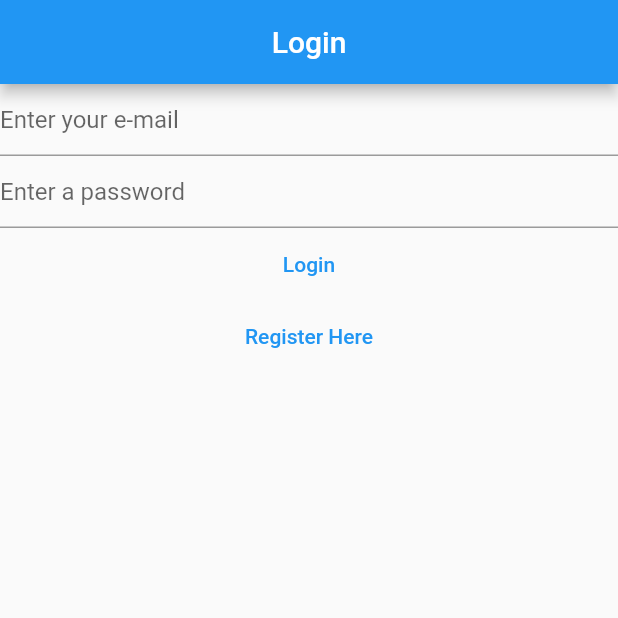
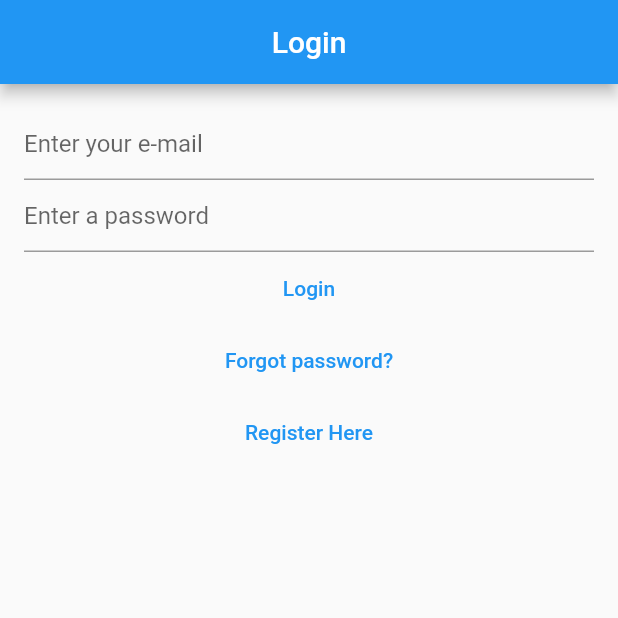
Before and after one commit to RiyadDz22/NotesApplication, a Flutter app: the screen it shows after launch, on a phone screen of 412 x 824 dp, the top half of it. Run offline on Flutter 3.47's test engine with Material 2 defaults, Android fonts, the phone set to English and light mode, and no system bars; our stand-ins replace bloc, cloud_firestore, equatable, firebase_auth, firebase_core, flutter_bloc and 2 more; missing offline and left inert: cloud_firestore_web, firebase_analytics_web, firebase_auth_web, firebase_core_web, share_plus_web; accounts and stored records are empty.

Commit message:
forgot password and some cleaning

```diff
--- a/lib/main.dart
+++ b/lib/main.dart
@@ -7,6 +7,7 @@ import 'package:notes/services/auth/bloc/auth_event.dart';
 import 'package:notes/services/auth/bloc/auth_state.dart';
 import 'package:notes/services/auth/firebase_auth_provider.dart';
 import 'package:notes/views/emailVerification.dart';
+import 'package:notes/views/forgot_password_view.dart';
 import 'package:notes/views/login_view.dart';
 import 'package:notes/views/notes/create_update_note_view.dart';
 import 'package:notes/views/notes/notes_view.dart';
@@ -55,6 +56,8 @@ class HomePage extends StatelessWidget {
         return const LoginView();
       } else if(state is AuthStateRegistering){
         return const RegisterView();
+      } else if(state is AuthStateForgotPassword){
+        return const ForgotPasswordView();
       } else {
         return const Scaffold(
           body: CircularProgressIndicator(),
--- a/lib/services/auth/auth_provider.dart
+++ b/lib/services/auth/auth_provider.dart
@@ -18,4 +18,6 @@ abstract class AuthProvider {
 
   Future<void> sendEmailVerification();
 
+  Future<void> passwordReset({required String toEmail});
+
 }
--- a/lib/services/auth/auth_service.dart
+++ b/lib/services/auth/auth_service.dart
@@ -32,4 +32,7 @@ class AuthService implements AuthProvider {
 
   @override
   Future<void> initialize() => provider.initialize();
+
+  @override
+  Future<void> passwordReset({required String toEmail}) => provider.passwordReset(toEmail: toEmail);
 }
--- a/lib/services/auth/bloc/auth_event.dart
+++ b/lib/services/auth/bloc/auth_event.dart
@@ -33,3 +33,8 @@ class AuthEventLogIn extends AuthEvent{
 class AuthEventLogOut extends AuthEvent {
   const AuthEventLogOut();
 }
+
+class AuthEventForgotPassword extends AuthEvent{
+  final String? email;
+  const AuthEventForgotPassword({this.email});
+}
--- a/lib/services/auth/bloc/auth_state.dart
+++ b/lib/services/auth/bloc/auth_state.dart
@@ -30,6 +30,17 @@ class AuthStateRegistering extends AuthState {
       : super(isLoading: isLoading);
 }
 
+class AuthStateForgotPassword extends AuthState {
+  final Exception? exception;
+  final bool hasSentEmail;
+
+  const AuthStateForgotPassword({
+    required this.exception,
+    required this.hasSentEmail,
+    required bool isLoading,
+  }) : super(isLoading: isLoading);
+}
+
 class AuthStateNeedsVerification extends AuthState {
   const AuthStateNeedsVerification({required bool isLoading})
       : super(isLoading: isLoading);
--- /dev/null
+++ b/lib/utilities/dialogs/password_reset_email.dart
@@ -0,0 +1,12 @@
+import 'package:flutter/material.dart';
+import 'package:notes/utilities/dialogs/generic_dialog.dart';
+
+Future<void> showPasswordResetDialog(BuildContext context) {
+  return showGenericDialog<void>(context: context,
+      title: 'Password Reset',
+      content: 'We have sent you now a password reset email',
+      optionsBuilder: () => {
+    'Ok': null
+      }
+  );
+}
--- a/lib/views/login_view.dart
+++ b/lib/views/login_view.dart
@@ -39,7 +39,7 @@ class _LoginViewState extends State<LoginView> {
           listener: (context, state) async {
             if (state is AuthStateLoggedOut) {
               if (state.exception is UserNotFoundAuthException) {
-                await showErrorDialog(context, 'user not found');
+                await showErrorDialog(context, "Cannot find a user with these information's");
               } else if (state.exception is WrongPasswordAuthException) {
                 await showErrorDialog(context, 'Wrong credentials');
               } else if (state.exception is GenericAuthException) {
@@ -52,7 +52,9 @@ class _LoginViewState extends State<LoginView> {
             title: const Text('Login'),
             centerTitle: true,
           ),
-          body: Column(
+          body: Padding(
+            padding: const EdgeInsets.all(16.0),
+            child: Column(
               children: [
                 TextField(
                   controller: _email,
@@ -82,11 +84,18 @@ class _LoginViewState extends State<LoginView> {
                 ),
                 TextButton(
                     onPressed: () {
+                      context.read<AuthBloc>().add(const AuthEventForgotPassword());
+                    },
+                    child: const Text('Forgot password?')),
+
+                TextButton(
+                    onPressed: () {
                       context.read<AuthBloc>().add(const AuthShouldRegisterEvent());
                     },
                     child: const Text('Register Here'))
               ],
             ),
           ),
+        ),
       );
 }
--- a/lib/views/register_view.dart
+++ b/lib/views/register_view.dart
@@ -55,12 +55,15 @@ class _RegisterViewState extends State<RegisterView> {
           title: const Text('Register'),
           centerTitle: true,
         ),
-        body: Column(
+        body: Padding(
+          padding: const EdgeInsets.all(16.0),
+          child: Column(
             children: [
               TextField(
                 controller: _email,
                 enableSuggestions: false,
                 autocorrect: false,
+                autofocus: true,
                 keyboardType: TextInputType.emailAddress,
                 decoration: const InputDecoration(
                   hintText: 'Enter your e-mail',
@@ -94,6 +97,7 @@ class _RegisterViewState extends State<RegisterView> {
             ],
           ),
         ),
+      ),
     );
   }
 }
```
Also changed, not shown: lib/services/auth/bloc/auth_bloc.dart (+25 -0 lines), lib/services/auth/firebase_auth_provider.dart (+18 -0 lines), lib/views/forgot_password_view.dart (added, +85 -0 lines), 2 other files. Lines whose indentation alone changed are shown as unchanged.
